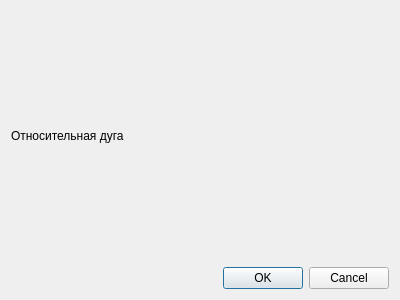
Old version of the form KAMEditor/gui/commands/arc2dialog.ui in the repository Xtail96/SML.
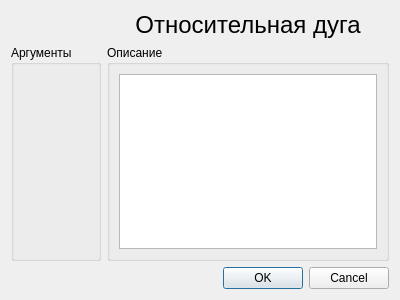
New version of the form.

The edit to the form file:
```diff
--- a/KAMEditor/gui/commands/arc2dialog.ui
+++ b/KAMEditor/gui/commands/arc2dialog.ui
@@ -13,15 +13,24 @@
   <property name="windowTitle">
    <string>Dialog</string>
   </property>
-  <layout class="QVBoxLayout" name="verticalLayout">
-   <item>
-    <widget class="QLabel" name="label">
-     <property name="text">
-      <string>Относительная дуга</string>
+  <layout class="QGridLayout" name="gridLayout">
+   <item row="2" column="1">
+    <widget class="QGroupBox" name="arc2_groupBox_description">
+     <property name="title">
+      <string>Описание</string>
      </property>
+     <layout class="QVBoxLayout" name="verticalLayout_2">
+      <item>
+       <widget class="QTextEdit" name="arc2_textEdit_description">
+        <property name="readOnly">
+         <bool>true</bool>
+        </property>
+       </widget>
+      </item>
+     </layout>
     </widget>
    </item>
-   <item>
+   <item row="3" column="1">
     <widget class="QDialogButtonBox" name="buttonBox">
      <property name="orientation">
       <enum>Qt::Horizontal</enum>
@@ -31,6 +40,34 @@
      </property>
     </widget>
    </item>
+   <item row="0" column="1">
+    <widget class="QLabel" name="label">
+     <property name="sizePolicy">
+      <sizepolicy hsizetype="Preferred" vsizetype="Fixed">
+       <horstretch>0</horstretch>
+       <verstretch>0</verstretch>
+      </sizepolicy>
+     </property>
+     <property name="font">
+      <font>
+       <pointsize>18</pointsize>
+      </font>
+     </property>
+     <property name="text">
+      <string>Относительная дуга</string>
+     </property>
+     <property name="alignment">
+      <set>Qt::AlignCenter</set>
+     </property>
+    </widget>
+   </item>
+   <item row="2" column="0">
+    <widget class="QGroupBox" name="arc2_groupBox_arguments">
+     <property name="title">
+      <string>Аргументы</string>
+     </property>
+    </widget>
+   </item>
   </layout>
  </widget>
  <resources/>
```
